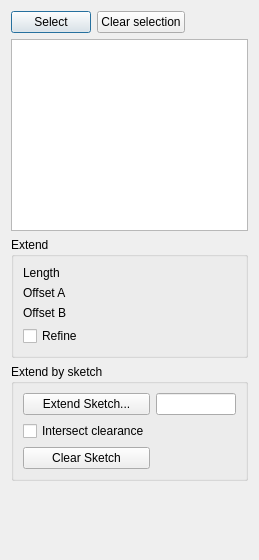
The window that Resources/panels/ExtendTaskPanel.ui (shaise/FreeCAD_SheetMetal) describes before a commit, drawn with Qt 5.
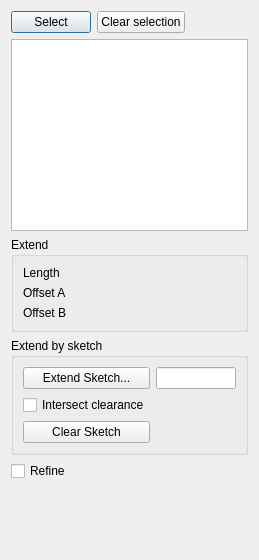
The same window after the commit. Custom widgets are drawn as their Qt base class.

Commit message: Split extend / extend-by-sketch functionality to separate commands.

```diff
--- a/Resources/panels/ExtendTaskPanel.ui
+++ b/Resources/panels/ExtendTaskPanel.ui
@@ -134,13 +134,6 @@
         </property>
        </widget>
       </item>
-      <item row="3" column="0">
-       <widget class="QCheckBox" name="RefineCheckbox">
-        <property name="text">
-         <string>Refine</string>
-        </property>
-       </widget>
-      </item>
      </layout>
     </widget>
    </item>
@@ -194,6 +187,13 @@
      </layout>
     </widget>
    </item>
+   <item>
+    <widget class="QCheckBox" name="RefineCheckbox">
+     <property name="text">
+      <string>Refine</string>
+     </property>
+    </widget>
+   </item>
    <item>
     <spacer name="verticalSpacer">
      <property name="orientation">
```
Left out of the diff: 4 changed lines with no effect on the pictures. The commit also changes 3 other files.
